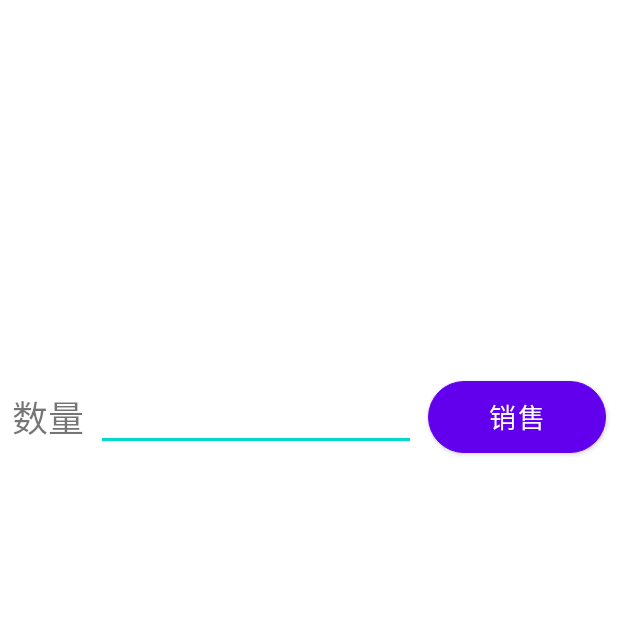
After one commit to SYC1123/OS_3, an Android app: the salegood screen opened directly, with no data from a screen before it, on a phone screen of 412 x 824 dp, the top half of it. The commit adds this screen. Run offline under Robolectric (Android 15) with nearby library versions, the phone set to English and light mode, and no system bars; libraries missing offline, so code that uses them is left out: cn.bmob.v3; 1 statement that could not run was skipped.

Commit message:
商品管理系统。

```diff
--- /dev/null
+++ b/Commoditymanagementsystem/app/src/main/java/com/example/commoditymanagementsystem/Activity/salegood.java
@@ -0,0 +1,100 @@
+package com.example.commoditymanagementsystem.Activity;
+
+import android.content.DialogInterface;
+import android.content.Intent;
+import android.support.v7.app.AlertDialog;
+import android.support.v7.app.AppCompatActivity;
+import android.os.Bundle;
+import android.view.View;
+import android.widget.Button;
+import android.widget.EditText;
+import android.widget.TextView;
+
+import com.example.commoditymanagementsystem.R;
+import com.example.commoditymanagementsystem.model.Bmob.Good;
+import com.example.commoditymanagementsystem.model.Bmob.Statement;
+
+import cn.bmob.v3.exception.BmobException;
+import cn.bmob.v3.listener.SaveListener;
+import cn.bmob.v3.listener.UpdateListener;
+
+public class salegood extends AppCompatActivity {
+    private TextView mGoodname;
+    private EditText mGoodnum;
+    private Button mSale;
+    @Override
+    protected void onCreate(Bundle savedInstanceState) {
+        super.onCreate(savedInstanceState);
+        setContentView(R.layout.activity_salegood);
+        bindViews();
+        Intent intent=getIntent();
+        final Good good= (Good) intent.getSerializableExtra("good");
+        mGoodname.setText(good.getName());
+        mSale.setOnClickListener(new View.OnClickListener() {
+            @Override
+            public void onClick(View v) {
+                if(mGoodnum.getText().toString().equals("")){
+                    AlertDialog.Builder dia = new AlertDialog.Builder(salegood.this);
+                    dia.setTitle("请输入内容！");
+                    dia.setPositiveButton("确定", new DialogInterface.OnClickListener() {
+                        @Override
+                        public void onClick(DialogInterface dialog, int which) {
+                            //Toast.makeText(MainActivity.this, which+"确定", Toast.LENGTH_SHORT).show();
+                        }
+                    });
+                    dia.show();
+                }else{
+                    final int num=Integer.parseInt(mGoodnum.getText().toString());
+                    if(num>good.getNum()){
+                        AlertDialog.Builder dia = new AlertDialog.Builder(salegood.this);
+                        dia.setTitle("商品不足！");
+                        dia.setPositiveButton("确定", new DialogInterface.OnClickListener() {
+                            @Override
+                            public void onClick(DialogInterface dialog, int which) {
+                                //Toast.makeText(MainActivity.this, which+"确定", Toast.LENGTH_SHORT).show();
+                            }
+                        });
+                        dia.show();
+                    }else{
+                        Good good1=new Good();
+                        good1.setNum(good.getNum()-num);
+                        good1.update(good.getObjectId(), new UpdateListener() {
+                            @Override
+                            public void done(BmobException e) {
+                                Statement statement=new Statement();
+                                statement.setName(good.getName());
+                                statement.setPrice(good.getUnit_price());
+                                statement.setState("销售");
+                                statement.setNum(num);
+                                statement.save(new SaveListener<String>() {
+                                    @Override
+                                    public void done(String s, BmobException e) {
+
+                                    }
+                                });
+                            }
+                        });
+                        if(good.getNum()-num<=50){
+                            AlertDialog.Builder dia = new AlertDialog.Builder(salegood.this);
+                            dia.setTitle("商品不足50件，请补货！");
+                            dia.setPositiveButton("确定", new DialogInterface.OnClickListener() {
+                                @Override
+                                public void onClick(DialogInterface dialog, int which) {
+                                    //Toast.makeText(MainActivity.this, which+"确定", Toast.LENGTH_SHORT).show();
+                                }
+                            });
+                            dia.show();
+                        }
+                        finish();
+                    }
+                }
+            }
+        });
+    }
+    private void bindViews() {
+        mGoodname = (TextView) findViewById(R.id.goodname);
+        mGoodnum = (EditText) findViewById(R.id.goodnum);
+        mSale = (Button) findViewById(R.id.sale);
+    }
+
+}
--- a/Commoditymanagementsystem/app/src/main/java/com/example/commoditymanagementsystem/model/Bmob/Good.java
+++ b/Commoditymanagementsystem/app/src/main/java/com/example/commoditymanagementsystem/model/Bmob/Good.java
@@ -1,8 +1,10 @@
 package com.example.commoditymanagementsystem.model.Bmob;
+
+import java.io.Serializable;
 
 import cn.bmob.v3.BmobObject;
 
-public class Good extends BmobObject {
+public class Good extends BmobObject implements Serializable {
     private String name;//商品名称
     private String category;//商品类别
     private int num;//商品数量
--- /dev/null
+++ b/Commoditymanagementsystem/app/src/main/res/layout/activity_salegood.xml
@@ -0,0 +1,63 @@
+<?xml version="1.0" encoding="utf-8"?>
+<android.support.constraint.ConstraintLayout xmlns:android="http://schemas.android.com/apk/res/android"
+    xmlns:app="http://schemas.android.com/apk/res-auto"
+    xmlns:tools="http://schemas.android.com/tools"
+    android:layout_width="match_parent"
+    android:layout_height="match_parent"
+    tools:context=".Activity.salegood">
+
+    <TextView
+        android:id="@+id/goodname"
+        android:layout_width="wrap_content"
+        android:layout_height="wrap_content"
+        android:layout_marginStart="8dp"
+        android:layout_marginLeft="8dp"
+        android:layout_marginTop="228dp"
+        android:layout_marginEnd="8dp"
+        android:layout_marginRight="8dp"
+        app:layout_constraintEnd_toEndOf="parent"
+        app:layout_constraintHorizontal_bias="0.498"
+        app:layout_constraintStart_toStartOf="parent"
+        app:layout_constraintTop_toTopOf="parent" />
+
+    <EditText
+        android:id="@+id/goodnum"
+        android:layout_width="wrap_content"
+        android:layout_height="wrap_content"
+        android:layout_marginStart="8dp"
+        android:layout_marginLeft="8dp"
+        android:layout_marginTop="8dp"
+        android:ems="10"
+        android:inputType="number"
+        app:layout_constraintStart_toEndOf="@+id/textView17"
+        app:layout_constraintTop_toBottomOf="@+id/goodname" />
+
+    <TextView
+        android:id="@+id/textView17"
+        android:layout_width="wrap_content"
+        android:layout_height="wrap_content"
+        android:layout_marginStart="8dp"
+        android:layout_marginLeft="8dp"
+        android:text="数量"
+        android:textSize="24sp"
+        app:layout_constraintBottom_toBottomOf="@+id/goodnum"
+        app:layout_constraintStart_toStartOf="parent"
+        app:layout_constraintTop_toTopOf="@+id/goodnum" />
+
+    <Button
+        android:id="@+id/sale"
+        android:layout_width="0dp"
+        android:layout_height="wrap_content"
+        android:layout_marginStart="8dp"
+        android:layout_marginLeft="8dp"
+        android:layout_marginEnd="8dp"
+        android:layout_marginRight="8dp"
+        android:background="@drawable/shap"
+        android:text="销售"
+        android:textColor="@android:color/white"
+        android:textSize="18sp"
+        app:layout_constraintBottom_toBottomOf="@+id/goodnum"
+        app:layout_constraintEnd_toEndOf="parent"
+        app:layout_constraintStart_toEndOf="@+id/goodnum"
+        app:layout_constraintTop_toTopOf="@+id/goodnum" />
+</android.support.constraint.ConstraintLayout>
--- a/Commoditymanagementsystem/app/src/main/res/layout/findgoodfragment.xml
+++ b/Commoditymanagementsystem/app/src/main/res/layout/findgoodfragment.xml
@@ -21,4 +21,5 @@
         app:layout_constraintHorizontal_bias="0.49"
         app:layout_constraintStart_toStartOf="parent"
         app:layout_constraintTop_toTopOf="parent" />
+
 </android.support.constraint.ConstraintLayout>
```
Also changed, not shown: Commoditymanagementsystem/app/src/main/java/com/example/commoditymanagementsystem/Activity/LookStatement.java (added, +75 -0 lines), Commoditymanagementsystem/app/src/main/java/com/example/commoditymanagementsystem/Activity/newGood.java (+13 -1 lines), Commoditymanagementsystem/app/src/main/java/com/example/commoditymanagementsystem/Activity/oldGood.java (+21 -0 lines), Commoditymanagementsystem/app/src/main/java/com/example/commoditymanagementsystem/Fragment/FindGood.java (+28 -8 lines), Commoditymanagementsystem/app/src/main/java/com/example/commoditymanagementsystem/Fragment/GoodManager.java (+35 -0 lines), Commoditymanagementsystem/app/src/main/java/com/example/commoditymanagementsystem/model/Bmob/Statement.java (added, +42 -0 lines), Commoditymanagementsystem/app/src/main/res/layout/activity_look_statement.xml (added, +80 -0 lines), Commoditymanagementsystem/app/src/main/res/layout/goodmanagerfragment.xml (+19 -2 lines).
